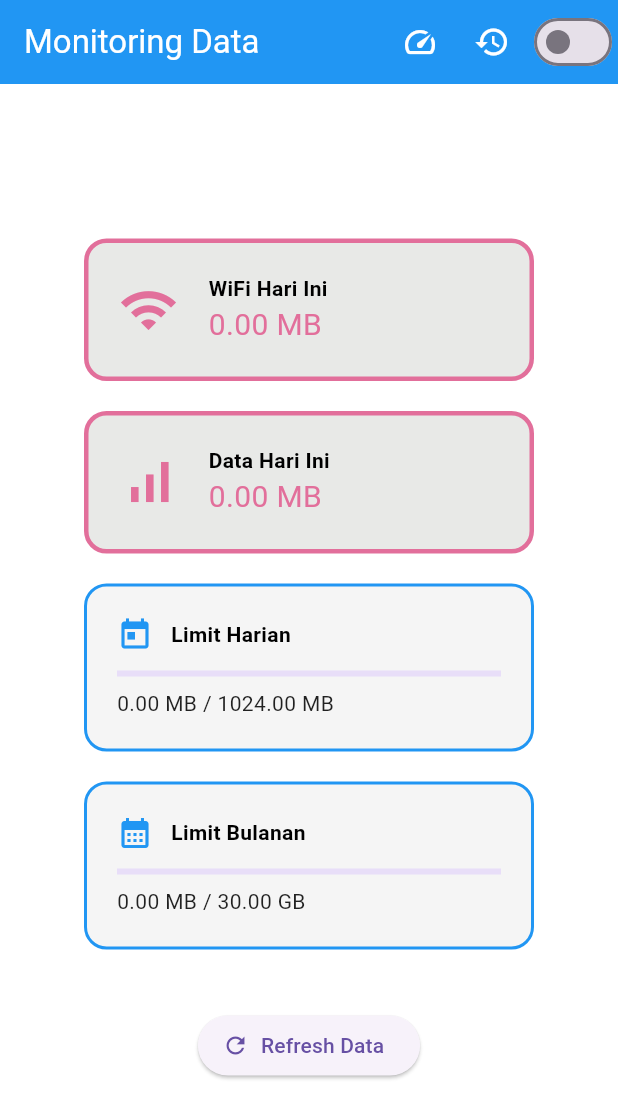
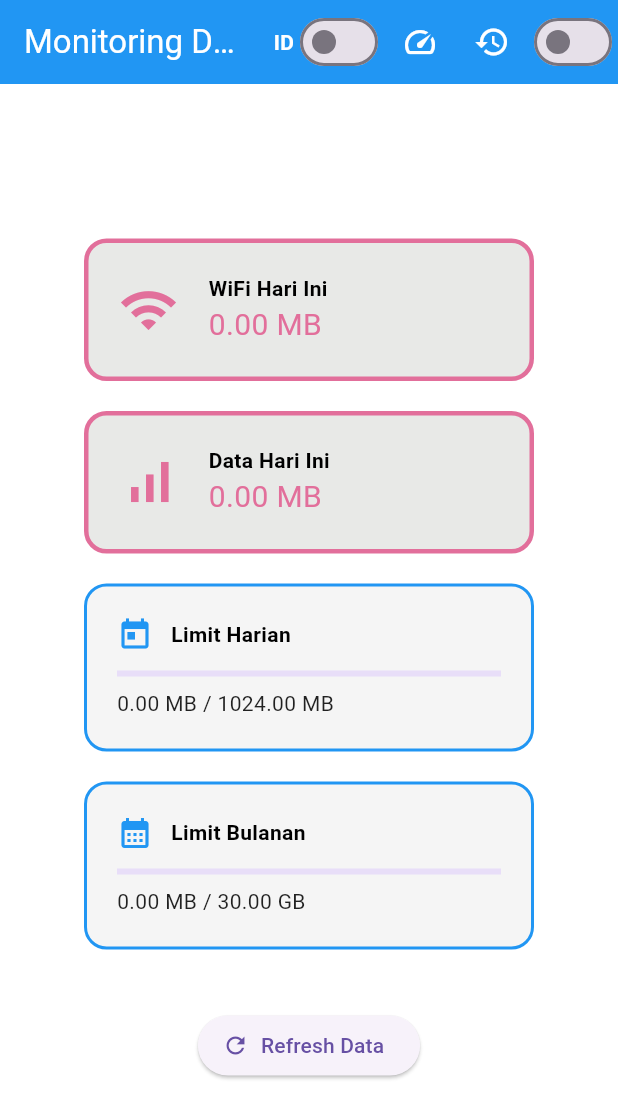
Before and after one commit to tomahelsa16/limit_kuota_kelompok_I_IVB, a Flutter app: the screen it shows after launch, on a phone screen of 412 x 824 dp. Shown: the top 1118 px of the screen. Run offline on Flutter 3.47's test engine with Material 3 defaults, Android fonts, the phone set to English and light mode, and no system bars; our stand-ins replace sqflite; missing offline and left inert: android_intent_plus; accounts and stored records are empty; statements that could not run were skipped.

Commit message:
Update network_page.dart

```diff
--- a/lib/src/features/monitoring/network_page.dart
+++ b/lib/src/features/monitoring/network_page.dart
@@ -34,8 +34,63 @@ class _NetworkState extends State<Network> {
   bool _monthlyLimitShown = false;
   bool isDarkMode = false;
 
+  // Fitur Translate
+  bool isEnglish = false;
+
   Timer? _dailyResetTimer;
   String _activeDate = DateFormat('yyyy-MM-dd').format(DateTime.now());
+
+  // Kamus Terjemahan
+  final Map<String, Map<String, String>> _localizedValues = {
+    'id': {
+      'title': 'Monitoring Data',
+      'wifi_today': 'WiFi Hari Ini',
+      'data_today': 'Data Hari Ini',
+      'daily_limit': 'Limit Harian',
+      'monthly_limit': 'Limit Bulanan',
+      'refresh': 'Refresh Data',
+      'set_limit': 'Set Limit Kuota',
+      'history': 'Riwayat penggunaan',
+      'reached': 'Tercapai!',
+      'warning_msg': 'Kuota kamu tinggal 10% lagi!',
+      'limit_msg': 'Penggunaan data sudah mencapai limit. Sistem Android tidak mengizinkan aplikasi mematikan internet otomatis. Silakan aktifkan Set Data Limit di pengaturan sistem.',
+      'later': 'Nanti',
+      'open_settings': 'Buka Pengaturan',
+      'save': 'Simpan',
+      'cancel': 'Batal',
+      'error_input': 'Limit harus berupa angka lebih dari 0.',
+      'success_save': 'Limit kuota berhasil disimpan.',
+      'permission_title': 'Izin Diperlukan',
+      'permission_msg': 'Aplikasi membutuhkan izin Akses Penggunaan untuk membaca statistik data internet di perangkat Anda.',
+      'try_again': 'Coba Lagi',
+    },
+    'en': {
+      'title': 'Data Monitoring',
+      'wifi_today': 'WiFi Today',
+      'data_today': 'Mobile Data Today',
+      'daily_limit': 'Daily Limit',
+      'monthly_limit': 'Monthly Limit',
+      'refresh': 'Refresh Data',
+      'set_limit': 'Set Quota Limit',
+      'history': 'Usage History',
+      'reached': 'Reached!',
+      'warning_msg': 'You have only 10% left!',
+      'limit_msg': 'Data usage has reached the limit. Android does not allow apps to toggle internet automatically. Please enable Set Data Limit in system settings.',
+      'later': 'Later',
+      'open_settings': 'Open Settings',
+      'save': 'Save',
+      'cancel': 'Cancel',
+      'error_input': 'Limit must be a number greater than 0.',
+      'success_save': 'Quota limit saved successfully.',
+      'permission_title': 'Permission Required',
+      'permission_msg': 'The app needs Usage Access permission to read internet data statistics on your device.',
+      'try_again': 'Try Again',
+    }
+  };
+
+  String _t(String key) {
+    return _localizedValues[isEnglish ? 'en' : 'id']![key] ?? key;
+  }
 
   @override
   void initState() {
@@ -57,9 +112,7 @@ class _NetworkState extends State<Network> {
 
   Future<void> _loadLimits() async {
     final dailyLimit = await DatabaseHelper.instance.getSetting(_dailyLimitKey);
-    final monthlyLimit = await DatabaseHelper.instance.getSetting(
-      _monthlyLimitKey,
-    );
+    final monthlyLimit = await DatabaseHelper.instance.getSetting(_monthlyLimitKey);
 
     if (!mounted) return;
     setState(() {
@@ -72,23 +125,15 @@ class _NetworkState extends State<Network> {
     await _resetDailyDisplayIfDateChanged();
 
     try {
-      final Map<dynamic, dynamic> result = await platform.invokeMethod(
-        'getTodayUsage',
-      );
+      final Map<dynamic, dynamic> result = await platform.invokeMethod('getTodayUsage');
 
       final todayDate = DateFormat('yyyy-MM-dd').format(DateTime.now());
       final currentMonth = DateFormat('yyyy-MM').format(DateTime.now());
       final wifiBytes = (result['wifi'] as int?) ?? 0;
       final mobileBytes = (result['mobile'] as int?) ?? 0;
 
-      await DatabaseHelper.instance.insertOrUpdate(
-        todayDate,
-        wifiBytes,
-        mobileBytes,
-      );
-      final monthlyUsage = await DatabaseHelper.instance.getMonthlyUsage(
-        currentMonth,
-      );
+      await DatabaseHelper.instance.insertOrUpdate(todayDate, wifiBytes, mobileBytes);
+      final monthlyUsage = await DatabaseHelper.instance.getMonthlyUsage(currentMonth);
 
       if (!mounted) return;
       setState(() {
@@ -128,7 +173,6 @@ class _NetworkState extends State<Network> {
 
   void _scheduleDailyReset() {
     _dailyResetTimer?.cancel();
-
     final now = DateTime.now();
     final nextMidnight = DateTime(now.year, now.month, now.day + 1);
     _dailyResetTimer = Timer(nextMidnight.difference(now), () async {
@@ -141,9 +185,7 @@ class _NetworkState extends State<Network> {
   String _formatBytes(int bytes) {
     if (bytes <= 0) return "0.00 MB";
     final mb = bytes / (1024 * 1024);
-    if (mb > 1024) {
-      return "${(mb / 1024).toStringAsFixed(2)} GB";
-    }
+    if (mb > 1024) return "${(mb / 1024).toStringAsFixed(2)} GB";
     return "${mb.toStringAsFixed(2)} MB";
   }
 
@@ -151,14 +193,12 @@ class _NetworkState extends State<Network> {
     return (bytes / (1024 * 1024 * 1024)).toStringAsFixed(2);
   }
 
-  int _gbToBytes(double value) {
-    return (value * 1024 * 1024 * 1024).round();
-  }
+  int _gbToBytes(double value) => (value * 1024 * 1024 * 1024).round();
 
   void _checkQuotaLimits() {
     final todayUsage = _todayWifiBytes + _todayMobileBytes;
     _checkSingleLimit(
-      title: "Limit Harian",
+      title: _t('daily_limit'),
       currentUsage: todayUsage,
       limitBytes: _dailyLimitBytes,
       warningShown: _dailyWarningShown,
@@ -170,7 +210,7 @@ class _NetworkState extends State<Network> {
     );
 
     _checkSingleLimit(
-      title: "Limit Bulanan",
+      title: _t('monthly_limit'),
       currentUsage: _monthlyUsageBytes,
       limitBytes: _monthlyLimitBytes,
       warningShown: _monthlyWarningShown,
@@ -196,12 +236,8 @@ class _NetworkState extends State<Network> {
     if (limitBytes <= 0 || !mounted) return;
 
     final usageRatio = currentUsage / limitBytes;
-    if (usageRatio < 0.9) {
-      onResetWarning();
-    }
-    if (usageRatio < 1) {
-      onResetLimit();
-    }
+    if (usageRatio < 0.9) onResetWarning();
+    if (usageRatio < 1) onResetLimit();
 
     if (usageRatio >= 1 && !limitShown) {
       onLimitShown();
@@ -213,9 +249,7 @@ class _NetworkState extends State<Network> {
       onWarningShown();
       ScaffoldMessenger.of(context).showSnackBar(
         SnackBar(
-          content: Text(
-            "Kuota kamu tinggal 10% lagi! $title: ${_formatBytes(currentUsage)} dari ${_formatBytes(limitBytes)}.",
-          ),
+          content: Text("${_t('warning_msg')} $title: ${_formatBytes(currentUsage)} / ${_formatBytes(limitBytes)}."),
         ),
       );
     }
@@ -226,25 +260,23 @@ class _NetworkState extends State<Network> {
       context: context,
       builder: (context) => AlertDialog(
         backgroundColor: isDarkMode ? Colors.grey[900] : Colors.white,
-        title: Text(
-          "$title Tercapai!",
+        title: Text("$title ${_t('reached')}",
           style: TextStyle(color: isDarkMode ? Colors.white : Colors.black),
         ),
-        content: Text(
-          "Penggunaan data sudah mencapai limit. Sistem Android tidak mengizinkan aplikasi mematikan internet otomatis. Silakan aktifkan Set Data Limit di pengaturan sistem.",
+        content: Text(_t('limit_msg'),
           style: TextStyle(color: isDarkMode ? Colors.white70 : Colors.black87),
         ),
         actions: [
           TextButton(
             onPressed: () => Navigator.pop(context),
-            child: const Text("Nanti"),
+            child: Text(_t('later')),
           ),
           ElevatedButton(
             onPressed: () {
               Navigator.pop(context);
               IntentHelper.openDataLimitSettings();
             },
-            child: const Text("Buka Pengaturan"),
+            child: Text(_t('open_settings')),
           ),
         ],
       ),
@@ -252,19 +284,14 @@ class _NetworkState extends State<Network> {
   }
 
   Future<void> _showSetLimitDialog() async {
-    final dailyController = TextEditingController(
-      text: _formatLimit(_dailyLimitBytes),
-    );
-    final monthlyController = TextEditingController(
-      text: _formatLimit(_monthlyLimitBytes),
-    );
+    final dailyController = TextEditingController(text: _formatLimit(_dailyLimitBytes));
+    final monthlyController = TextEditingController(text: _formatLimit(_monthlyLimitBytes));
 
     final saved = await showDialog<bool>(
       context: context,
       builder: (context) => AlertDialog(
         backgroundColor: isDarkMode ? Colors.grey[900] : Colors.white,
-        title: Text(
-          "Set Limit Kuota",
+        title: Text(_t('set_limit'),
           style: TextStyle(color: isDarkMode ? Colors.white : Colors.black),
         ),
         content: Column(
@@ -272,67 +299,37 @@ class _NetworkState extends State<Network> {
           children: [
             TextField(
               controller: dailyController,
-              keyboardType: const TextInputType.numberWithOptions(
-                decimal: true,
-              ),
-              decoration: const InputDecoration(
-                labelText: "Limit harian (GB)",
-                hintText: "Contoh: 1.5",
-              ),
+              keyboardType: const TextInputType.numberWithOptions(decimal: true),
+              decoration: InputDecoration(labelText: "${_t('daily_limit')} (GB)"),
             ),
             TextField(
               controller: monthlyController,
-              keyboardType: const TextInputType.numberWithOptions(
-                decimal: true,
-              ),
-              decoration: const InputDecoration(
-                labelText: "Limit bulanan (GB)",
-                hintText: "Contoh: 30",
-              ),
+              keyboardType: const TextInputType.numberWithOptions(decimal: true),
+              decoration: InputDecoration(labelText: "${_t('monthly_limit')} (GB)"),
             ),
           ],
         ),
         actions: [
           TextButton(
             onPressed: () => Navigator.pop(context, false),
-            child: const Text("Batal"),
+            child: Text(_t('cancel')),
           ),
           ElevatedButton(
             onPressed: () async {
-              final dailyValue = double.tryParse(
-                dailyController.text.replaceAll(',', '.'),
-              );
-              final monthlyValue = double.tryParse(
-                monthlyController.text.replaceAll(',', '.'),
-              );
+              final dailyValue = double.tryParse(dailyController.text.replaceAll(',', '.'));
+              final monthlyValue = double.tryParse(monthlyController.text.replaceAll(',', '.'));
 
-              if (dailyValue == null ||
-                  monthlyValue == null ||
-                  dailyValue <= 0 ||
-                  monthlyValue <= 0) {
-                ScaffoldMessenger.of(context).showSnackBar(
-                  const SnackBar(
-                    content: Text("Limit harus berupa angka lebih dari 0."),
-                  ),
-                );
+              if (dailyValue == null || monthlyValue == null || dailyValue <= 0 || monthlyValue <= 0) {
+                ScaffoldMessenger.of(context).showSnackBar(SnackBar(content: Text(_t('error_input'))));
                 return;
               }
 
-              final dailyBytes = _gbToBytes(dailyValue);
-              final monthlyBytes = _gbToBytes(monthlyValue);
-              await DatabaseHelper.instance.setSetting(
-                _dailyLimitKey,
-                dailyBytes,
-              );
-              await DatabaseHelper.instance.setSetting(
-                _monthlyLimitKey,
-                monthlyBytes,
-              );
-
+              await DatabaseHelper.instance.setSetting(_dailyLimitKey, _gbToBytes(dailyValue));
+              await DatabaseHelper.instance.setSetting(_monthlyLimitKey, _gbToBytes(monthlyValue));
               if (!context.mounted) return;
               Navigator.pop(context, true);
             },
-            child: const Text("Simpan"),
+            child: Text(_t('save')),
           ),
         ],
       ),
@@ -342,17 +339,31 @@ class _NetworkState extends State<Network> {
     monthlyController.dispose();
 
     if (saved != true || !mounted) return;
+    await _loadLimits();
+    _dailyWarningShown = _monthlyWarningShown = _dailyLimitShown = _monthlyLimitShown = false;
+    _checkQuotaLimits();
+    ScaffoldMessenger.of(context).showSnackBar(SnackBar(content: Text(_t('success_save'))));
+  }
 
-    await _loadLimits();
-    _dailyWarningShown = false;
-    _monthlyWarningShown = false;
-    _dailyLimitShown = false;
-    _monthlyLimitShown = false;
-    _checkQuotaLimits();
-
-    if (!mounted) return;
-    ScaffoldMessenger.of(context).showSnackBar(
-      const SnackBar(content: Text("Limit kuota berhasil disimpan.")),
+  void _showPermissionDialog() {
+    showDialog(
+      context: context,
+      barrierDismissible: false,
+      builder: (context) => AlertDialog(
+        backgroundColor: isDarkMode ? Colors.grey[900] : Colors.white,
+        title: Text(_t('permission_title'), style: TextStyle(color: isDarkMode ? Colors.white : Colors.black)),
+        content: Text(_t('permission_msg'), style: TextStyle(color: isDarkMode ? Colors.white70 : Colors.black87)),
+        actions: [
+          TextButton(onPressed: () => Navigator.pop(context), child: Text(_t('cancel'))),
+          ElevatedButton(
+            onPressed: () {
+              Navigator.pop(context);
+              fetchUsage();
+            },
+            child: Text(_t('try_again')),
+          ),
+        ],
+      ),
     );
   }
 
@@ -363,37 +374,32 @@ class _NetworkState extends State<Network> {
     return Scaffold(
       backgroundColor: isDarkMode ? Colors.black : Colors.white,
       appBar: AppBar(
-        backgroundColor: isDarkMode
-            ? const Color.fromARGB(255, 0, 0, 0)
-            : Colors.blue,
-        title: const Text(
-          'Monitoring Data',
-          style: TextStyle(color: Colors.white),
-        ),
+        backgroundColor: isDarkMode ? Colors.grey[900] : Colors.blue,
+        title: Text(_t('title'), style: const TextStyle(color: Colors.white)),
         actions: [
+          Center(
+            child: Text(isEnglish ? "EN" : "ID",
+              style: const TextStyle(color: Colors.white, fontWeight: FontWeight.bold)),
+          ),
+          Switch(
+            value: isEnglish,
+            activeColor: Colors.orange,
+            onChanged: (value) => setState(() => isEnglish = value),
+          ),
           IconButton(
-            tooltip: "Set limit kuota",
+            tooltip: _t('set_limit'),
             icon: const Icon(Icons.speed, color: Colors.white),
             onPressed: _showSetLimitDialog,
           ),
           IconButton(
-            tooltip: "Riwayat penggunaan",
+            tooltip: _t('history'),
             icon: const Icon(Icons.history, color: Colors.white),
-            onPressed: () {
-              Navigator.push(
-                context,
-                MaterialPageRoute(builder: (context) => const HistoryPage()),
-              );
-            },
+            onPressed: () => Navigator.push(context, MaterialPageRoute(builder: (context) => const HistoryPage())),
           ),
           Switch(
             value: isDarkMode,
             activeThumbColor: Colors.white,
-            onChanged: (value) {
-              setState(() {
-                isDarkMode = value;
-              });
-            },
+            onChanged: (value) => setState(() => isDarkMode = value),
           ),
         ],
       ),
@@ -403,32 +409,18 @@ class _NetworkState extends State<Network> {
           child: Column(
             mainAxisAlignment: MainAxisAlignment.center,
             children: [
-              _usageCard("WiFi Hari Ini", wifiUsage, Icons.wifi),
+              _usageCard(_t('wifi_today'), wifiUsage, Icons.wifi),
               const SizedBox(height: 20),
-              _usageCard(
-                "Data Hari Ini",
-                mobileUsage,
-                Icons.signal_cellular_alt,
-              ),
+              _usageCard(_t('data_today'), mobileUsage, Icons.signal_cellular_alt),
               const SizedBox(height: 20),
-              _limitInfoCard(
-                "Limit Harian",
-                todayUsage,
-                _dailyLimitBytes,
-                Icons.today,
-              ),
+              _limitInfoCard(_t('daily_limit'), todayUsage, _dailyLimitBytes, Icons.today),
               const SizedBox(height: 20),
-              _limitInfoCard(
-                "Limit Bulanan",
-                _monthlyUsageBytes,
-                _monthlyLimitBytes,
-                Icons.calendar_month,
-              ),
+              _limitInfoCard(_t('monthly_limit'), _monthlyUsageBytes, _monthlyLimitBytes, Icons.calendar_month),
               const SizedBox(height: 40),
               ElevatedButton.icon(
                 onPressed: fetchUsage,
                 icon: const Icon(Icons.refresh),
-                label: const Text('Refresh Data'),
+                label: Text(_t('refresh')),
               ),
             ],
           ),
@@ -442,46 +434,19 @@ class _NetworkState extends State<Network> {
       width: 300,
       padding: const EdgeInsets.all(20),
       decoration: BoxDecoration(
-        color: isDarkMode
-            ? Colors.grey[850]
-            : const Color.fromARGB(76, 177, 180, 174),
+        color: isDarkMode ? Colors.grey[850] : const Color.fromARGB(76, 177, 180, 174),
         borderRadius: BorderRadius.circular(15),
-        border: Border.all(
-          width: 3.0,
-          color: isDarkMode
-              ? Colors.white
-              : const Color.fromARGB(255, 226, 111, 155),
-        ),
+        border: Border.all(width: 3.0, color: isDarkMode ? Colors.white : const Color.fromARGB(255, 226, 111, 155)),
       ),
       child: Row(
         children: [
-          Icon(
-            icon,
-            size: 40,
-            color: isDarkMode
-                ? Colors.white
-                : const Color.fromARGB(255, 226, 111, 155),
-          ),
+          Icon(icon, size: 40, color: isDarkMode ? Colors.white : const Color.fromARGB(255, 226, 111, 155)),
           const SizedBox(width: 20),
           Column(
             crossAxisAlignment: CrossAxisAlignment.start,
             children: [
-              Text(
-                title,
-                style: TextStyle(
-                  fontWeight: FontWeight.bold,
-                  color: isDarkMode ? Colors.white : Colors.black,
-                ),
-              ),
-              Text(
-                value,
-                style: TextStyle(
-                  fontSize: 20,
-                  color: isDarkMode
-                      ? Colors.white70
-                      : const Color.fromARGB(255, 226, 111, 155),
-                ),
-              ),
+              Text(title, style: TextStyle(fontWeight: FontWeight.bold, color: isDarkMode ? Colors.white : Colors.black)),
+              Text(value, style: TextStyle(fontSize: 20, color: isDarkMode ? Colors.white70 : const Color.fromARGB(255, 226, 111, 155))),
             ],
           ),
         ],
@@ -489,26 +454,15 @@ class _NetworkState extends State<Network> {
     );
   }
 
-  Widget _limitInfoCard(
-    String title,
-    int currentUsage,
-    int limitBytes,
-    IconData icon,
-  ) {
-    final percent = limitBytes <= 0
-        ? 0.0
-        : (currentUsage / limitBytes).clamp(0.0, 1.0);
-
+  Widget _limitInfoCard(String title, int currentUsage, int limitBytes, IconData icon) {
+    final percent = limitBytes <= 0 ? 0.0 : (currentUsage / limitBytes).clamp(0.0, 1.0);
     return Container(
       width: 300,
       padding: const EdgeInsets.all(20),
       decoration: BoxDecoration(
         color: isDarkMode ? Colors.grey[850] : Colors.grey[100],
         borderRadius: BorderRadius.circular(15),
-        border: Border.all(
-          width: 2.0,
-          color: isDarkMode ? Colors.white70 : Colors.blue,
-        ),
+        border: Border.all(width: 2.0, color: isDarkMode ? Colors.white70 : Colors.blue),
       ),
       child: Column(
         crossAxisAlignment: CrossAxisAlignment.start,
@@ -517,61 +471,17 @@ class _NetworkState extends State<Network> {
             children: [
               Icon(icon, color: isDarkMode ? Colors.white : Colors.blue),
               const SizedBox(width: 12),
-              Text(
-                title,
-                style: TextStyle(
-                  fontWeight: FontWeight.bold,
-                  color: isDarkMode ? Colors.white : Colors.black,
-                ),
-              ),
+              Text(title, style: TextStyle(fontWeight: FontWeight.bold, color: isDarkMode ? Colors.white : Colors.black)),
             ],
           ),
           const SizedBox(height: 12),
           LinearProgressIndicator(value: percent),
           const SizedBox(height: 8),
-          Text(
-            "${_formatBytes(currentUsage)} / ${_formatBytes(limitBytes)}",
-            style: TextStyle(
-              color: isDarkMode ? Colors.white70 : Colors.black87,
-            ),
+          Text("${_formatBytes(currentUsage)} / ${_formatBytes(limitBytes)}",
+            style: TextStyle(color: isDarkMode ? Colors.white70 : Colors.black87),
           ),
         ],
       ),
     );
   }
-
-  void _showPermissionDialog() {
-    showDialog(
-      context: context,
-      barrierDismissible: false,
-      builder: (BuildContext context) {
-        return AlertDialog(
-          backgroundColor: isDarkMode ? Colors.grey[900] : Colors.white,
-          title: Text(
-            "Izin Diperlukan",
-            style: TextStyle(color: isDarkMode ? Colors.white : Colors.black),
-          ),
-          content: Text(
-            "Aplikasi membutuhkan izin Akses Penggunaan untuk membaca statistik data internet di perangkat Anda.\n\nSilakan aktifkan izin untuk aplikasi ini di halaman pengaturan yang terbuka.",
-            style: TextStyle(
-              color: isDarkMode ? Colors.white70 : Colors.black87,
-            ),
-          ),
-          actions: [
-            TextButton(
-              onPressed: () => Navigator.pop(context),
-              child: const Text("Batal"),
-            ),
-            ElevatedButton(
-              onPressed: () {
-                Navigator.pop(context);
-                fetchUsage();
-              },
-              child: const Text("Coba Lagi"),
-            ),
-          ],
-        );
-      },
-    );
-  }
 }
```
